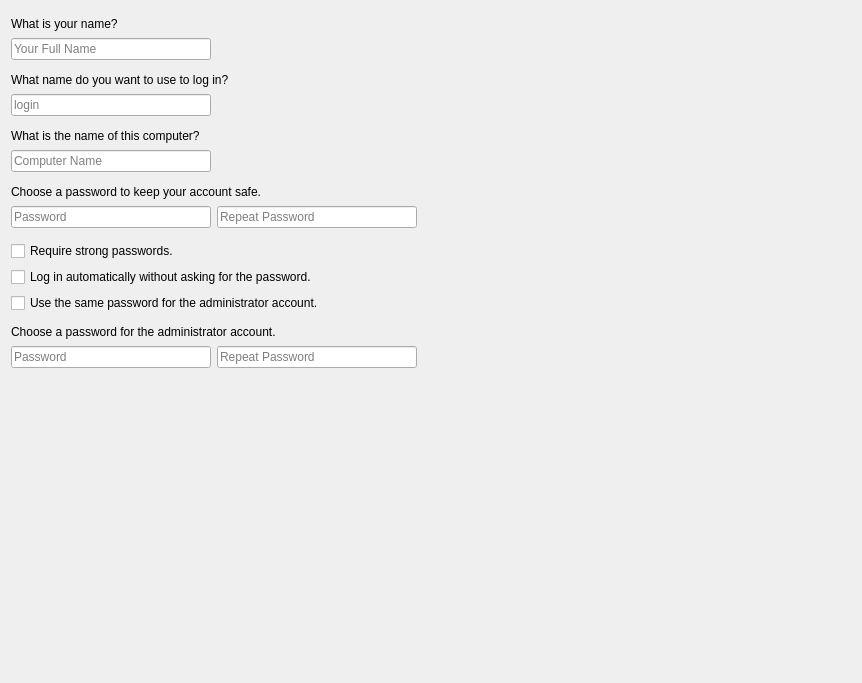
First picture: the form in files/src/modules/users/page_usersetup.ui, repository LeonidPilyugin/kawaii-calamares, before the edit.
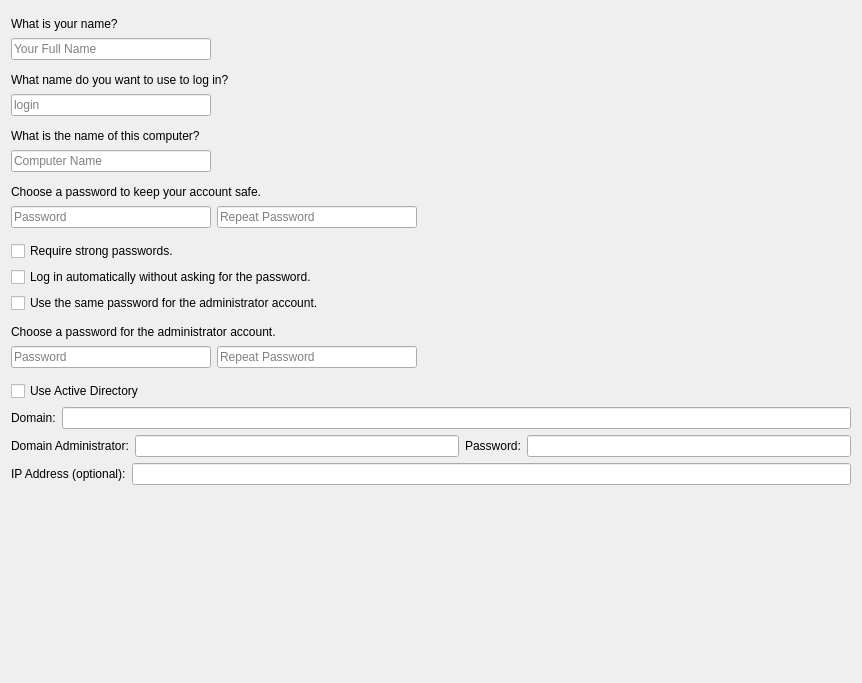
Second picture: the form after the edit.

```diff
--- a/files/src/modules/users/page_usersetup.ui
+++ b/files/src/modules/users/page_usersetup.ui
@@ -603,6 +603,93 @@
      </item>
     </layout>
    </item>
+   <item>
+    <spacer name="verticalSpacer_3">
+     <property name="orientation">
+      <enum>Qt::Vertical</enum>
+     </property>
+     <property name="sizeType">
+      <enum>QSizePolicy::Fixed</enum>
+     </property>
+     <property name="sizeHint" stdset="0">
+      <size>
+       <width>20</width>
+       <height>6</height>
+      </size>
+     </property>
+    </spacer>
+   </item>
+   <item>
+    <layout class="QVBoxLayout" name="verticalLayout">
+     <item>
+      <widget class="QCheckBox" name="useADCheckbox">
+       <property name="text">
+        <string>Use Active Directory</string>
+       </property>
+      </widget>
+     </item>
+     <item>
+      <layout class="QVBoxLayout" name="verticalLayout_3">
+       <item>
+        <layout class="QHBoxLayout" name="horizontalLayout_2">
+         <item>
+          <widget class="QLabel" name="domainLabel">
+           <property name="text">
+            <string>Domain:</string>
+           </property>
+          </widget>
+         </item>
+         <item>
+          <widget class="QLineEdit" name="domainField"/>
+         </item>
+        </layout>
+       </item>
+       <item>
+        <layout class="QHBoxLayout" name="horizontalLayout">
+         <item>
+          <widget class="QLabel" name="domainAdminLabel">
+           <property name="text">
+            <string>Domain Administrator:</string>
+           </property>
+          </widget>
+         </item>
+         <item>
+          <widget class="QLineEdit" name="domainAdminField"/>
+         </item>
+         <item>
+          <widget class="QLabel" name="domainPasswordLabel">
+           <property name="text">
+            <string>Password:</string>
+           </property>
+          </widget>
+         </item>
+         <item>
+          <widget class="QLineEdit" name="domainPasswordField">
+           <property name="echoMode">
+            <enum>QLineEdit::Password</enum>
+           </property>
+          </widget>
+         </item>
+        </layout>
+       </item>
+       <item>
+        <layout class="QHBoxLayout" name="horizontalLayout_3">
+         <item>
+          <widget class="QLabel" name="ipAddressLabel">
+           <property name="text">
+            <string>IP Address (optional):</string>
+           </property>
+          </widget>
+         </item>
+         <item>
+          <widget class="QLineEdit" name="ipAddressField"/>
+         </item>
+        </layout>
+       </item>
+      </layout>
+     </item>
+    </layout>
+   </item>
    <item>
     <spacer name="verticalSpacer_7">
      <property name="orientation">
```
